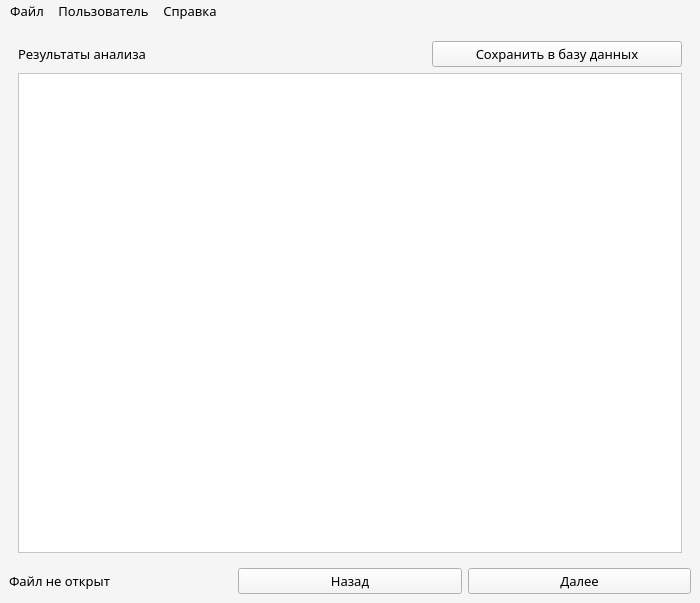
The window that src/Window/ui/mainWindow.ui (alneremin/lung-cancer-diagnosis) describes before a commit, drawn with Qt 5.
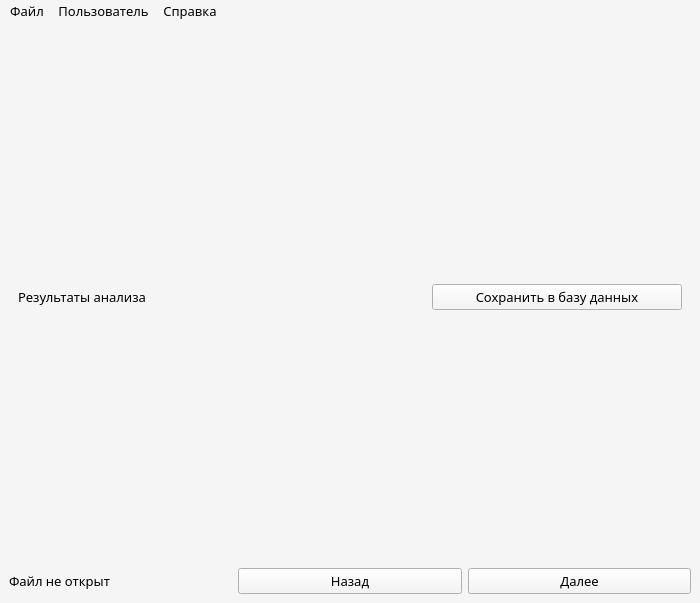
The same window after the commit. The open tabs and pages were chosen to show the change.

```diff
--- a/src/Window/ui/mainWindow.ui
+++ b/src/Window/ui/mainWindow.ui
@@ -383,24 +383,7 @@
            </layout>
           </item>
           <item>
-           <layout class="QHBoxLayout" name="horizontalLayout_7">
-            <item>
-             <widget class="QTextEdit" name="textEditResult">
-              <property name="minimumSize">
-               <size>
-                <width>400</width>
-                <height>0</height>
-               </size>
-              </property>
-              <property name="styleSheet">
-               <string notr="true">background: white</string>
-              </property>
-              <property name="readOnly">
-               <bool>true</bool>
-              </property>
-             </widget>
-            </item>
-           </layout>
+           <layout class="QHBoxLayout" name="horizontalLayout_7"/>
           </item>
          </layout>
         </item>
```
Left out of the diff: 2 changed lines with no effect on the pictures.
